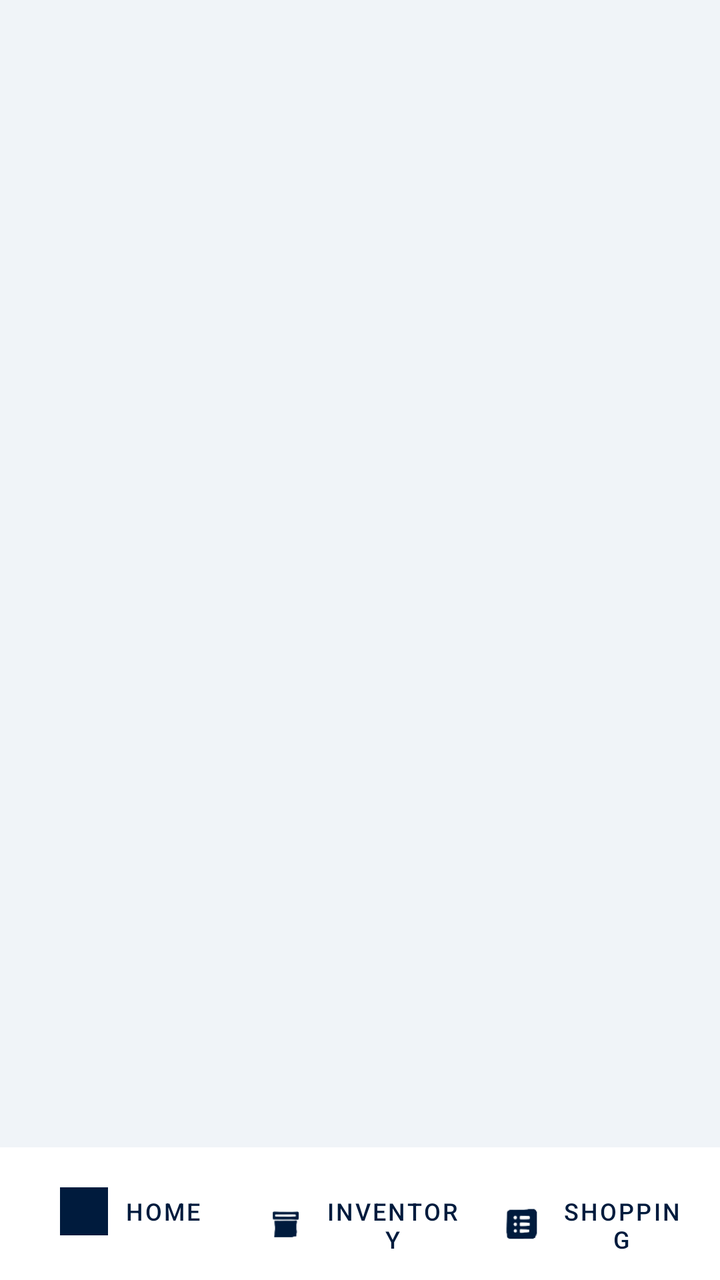
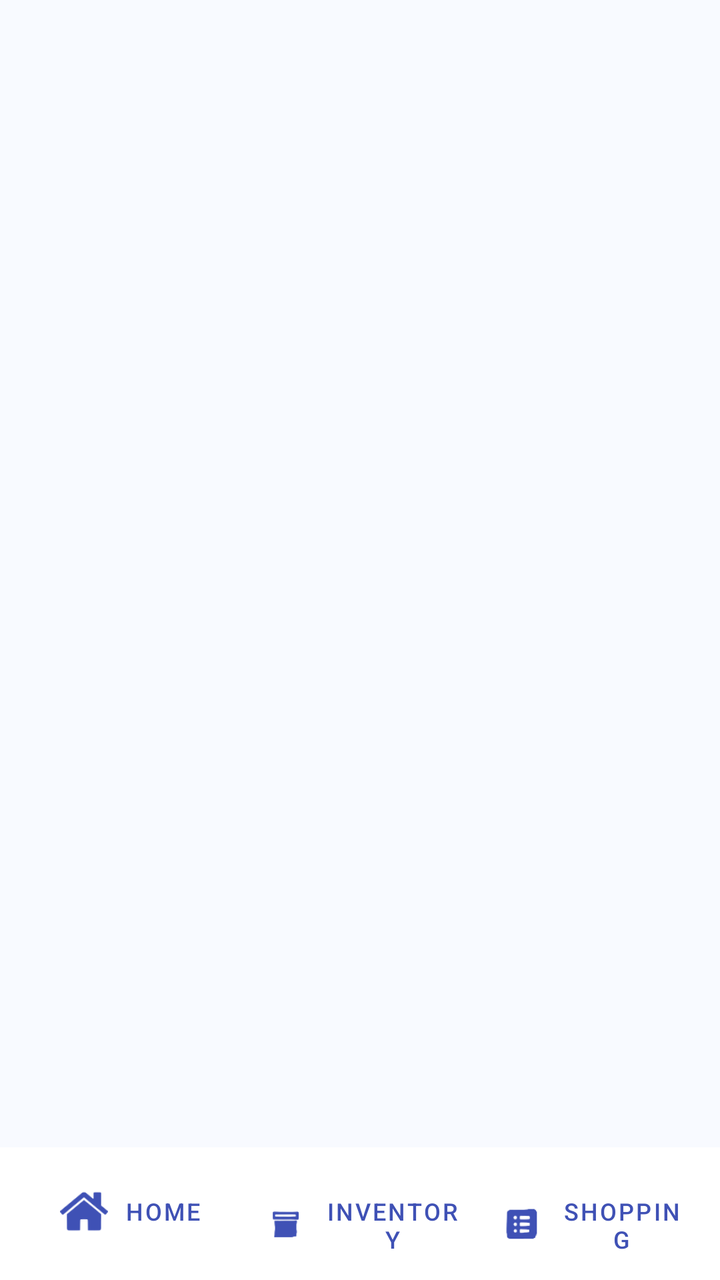

Screens rendered from an Android XML layout before and after an edit, with the pre-edit source and the edit as a unified diff.
<!-- AndroidManifest.xml: application theme Theme.MyFridge -->
<!-- res/layout/activity_main_screen.xml -->
<?xml version="1.0" encoding="utf-8"?>
<LinearLayout xmlns:android="http://schemas.android.com/apk/res/android"
    xmlns:app="http://schemas.android.com/apk/res-auto"
    android:layout_width="match_parent"
    android:layout_height="match_parent"
    android:orientation="vertical">

    <FrameLayout
        android:id="@+id/main_fragment_container"
        android:layout_width="match_parent"
        android:layout_height="0dp"
        android:layout_weight="1" />

    <LinearLayout
        android:layout_width="match_parent"
        android:layout_height="wrap_content"
        android:background="?attr/colorSurface"
        android:orientation="horizontal"
        android:padding="8dp">

        <com.google.android.material.button.MaterialButton
            android:id="@+id/btn_home"
            style="@style/Widget.MaterialComponents.Button.TextButton"
            android:layout_width="0dp"
            android:layout_height="wrap_content"
            android:layout_weight="1"
            android:text="Home"
            android:textColor="?attr/colorPrimary"
            android:textSize="12sp"
            app:icon="@drawable/ic_fridge"
            app:iconGravity="textStart"
            app:iconPadding="8dp"
            app:iconSize="24dp"
            app:iconTint="?attr/colorPrimary" />

        <com.google.android.material.button.MaterialButton
            android:id="@+id/btn_inventory"
            style="@style/Widget.MaterialComponents.Button.TextButton"
            android:layout_width="0dp"
            android:layout_height="wrap_content"
            android:layout_weight="1"
            android:text="Inventory"
            android:textColor="?attr/colorPrimary"
            android:textSize="12sp"
            app:icon="@drawable/ic_inventory"
            app:iconGravity="textStart"
            app:iconPadding="8dp"
            app:iconSize="24dp"
            app:iconTint="?attr/colorPrimary" />

        <com.google.android.material.button.MaterialButton
            android:id="@+id/btn_shopping"
            style="@style/Widget.MaterialComponents.Button.TextButton"
            android:layout_width="0dp"
            android:layout_height="wrap_content"
            android:layout_weight="1"
            android:text="Shopping"
            android:textColor="?attr/colorPrimary"
            android:textSize="12sp"
            app:icon="@drawable/ic_shopping_list"
            app:iconGravity="textStart"
            app:iconPadding="8dp"
            app:iconSize="24dp"
            app:iconTint="?attr/colorPrimary" />

    </LinearLayout>

</LinearLayout>
<!-- resources referenced by this layout -->
<resources>
  <!-- drawable ic_fridge: png bitmap (drawable, 2261 bytes) -->
  <!-- drawable ic_inventory: png bitmap (drawable, 3619 bytes) -->
  <!-- drawable ic_shopping_list: png bitmap (drawable, 4519 bytes) -->
  <style name="Theme.MyFridge" parent="Base.Theme.MyFridge" />
  <style name="Base.Theme.MyFridge" parent="Theme.Material3.DayNight.NoActionBar">
          
          <item name="colorPrimary">@color/navy_blue</item>
          <item name="colorOnPrimary">@color/white</item>
          <item name="colorPrimaryContainer">@color/accent_blue</item>
          <item name="colorOnPrimaryContainer">@color/white</item>
  
          
          <item name="colorSecondary">@color/deep_blue</item>
          <item name="colorOnSecondary">@color/white</item>
  
          
          <item name="colorError">@color/red_main</item>
          <item name="colorOnError">@color/white</item>
          <item name="colorErrorContainer">@color/red_light</item>
          <item name="colorOnErrorContainer">@color/red_dark</item>
  
          
          <item name="android:windowBackground">@color/light_blue_bg</item>
          <item name="colorSurface">@color/white</item>
          <item name="colorOnSurface">@color/text_dark</item>
          <item name="colorSurfaceVariant">@color/light_blue_bg</item>
          <item name="colorOnSurfaceVariant">@color/text_gray</item>
  
          
          <item name="android:statusBarColor">@color/navy_blue</item>
          <item name="android:windowLightStatusBar" tools:targetApi="m">false</item>
      </style>
  <color name="navy_blue">#001B3D</color>
  <color name="white">#FFFFFFFF</color>
  <color name="accent_blue">#3D8BFF</color>
  <color name="deep_blue">#001229</color>
  <color name="red_main">#D32F2F</color>
  <color name="red_light">#FFEBEE</color>
  <color name="red_dark">#B71C1C</color>
  <color name="light_blue_bg">#F0F4F8</color>
  <color name="text_dark">#1A1C1E</color>
  <color name="text_gray">#7C86A1</color>
</resources>

<!-- the commit's change to res/layout/activity_main_screen.xml (unified diff, before → after) -->
@@ -27,7 +27,7 @@
             android:text="Home"
             android:textColor="?attr/colorPrimary"
             android:textSize="12sp"
-            app:icon="@drawable/ic_fridge"
+            app:icon="@drawable/ic_home"
             app:iconGravity="textStart"
             app:iconPadding="8dp"
             app:iconSize="24dp"
<!-- resource entries referenced after the edit -->
@@ -1,14 +1,14 @@
 <!-- resources referenced by this layout -->
 <resources>
-  <!-- drawable ic_fridge: png bitmap (drawable, 2261 bytes) -->
+  <!-- drawable ic_home: png bitmap (drawable, 6614 bytes) -->
   <!-- drawable ic_inventory: png bitmap (drawable, 3619 bytes) -->
   <!-- drawable ic_shopping_list: png bitmap (drawable, 4519 bytes) -->
   <style name="Theme.MyFridge" parent="Base.Theme.MyFridge" />
-  <style name="Base.Theme.MyFridge" parent="Theme.Material3.DayNight.NoActionBar">
+  <style name="Base.Theme.MyFridge" parent="Theme.Material3.Light.NoActionBar">
           
-          <item name="colorPrimary">@color/navy_blue</item>
+          <item name="colorPrimary">@color/primary_blue</item>
           <item name="colorOnPrimary">@color/white</item>
-          <item name="colorPrimaryContainer">@color/accent_blue</item>
+          <item name="colorPrimaryContainer">@color/navy_blue</item>
           <item name="colorOnPrimaryContainer">@color/white</item>
   
           
@@ -16,31 +16,19 @@
           <item name="colorOnSecondary">@color/white</item>
   
           
-          <item name="colorError">@color/red_main</item>
-          <item name="colorOnError">@color/white</item>
-          <item name="colorErrorContainer">@color/red_light</item>
-          <item name="colorOnErrorContainer">@color/red_dark</item>
-  
-          
           <item name="android:windowBackground">@color/light_blue_bg</item>
           <item name="colorSurface">@color/white</item>
           <item name="colorOnSurface">@color/text_dark</item>
-          <item name="colorSurfaceVariant">@color/light_blue_bg</item>
-          <item name="colorOnSurfaceVariant">@color/text_gray</item>
   
           
           <item name="android:statusBarColor">@color/navy_blue</item>
           <item name="android:windowLightStatusBar" tools:targetApi="m">false</item>
       </style>
-  <color name="navy_blue">#001B3D</color>
+  <color name="primary_blue">#3F51B5</color>
+  <color name="navy_blue">#3F51B5</color>
   <color name="white">#FFFFFFFF</color>
-  <color name="accent_blue">#3D8BFF</color>
-  <color name="deep_blue">#001229</color>
-  <color name="red_main">#D32F2F</color>
-  <color name="red_light">#FFEBEE</color>
-  <color name="red_dark">#B71C1C</color>
-  <color name="light_blue_bg">#F0F4F8</color>
+  <color name="deep_blue">#303F9F</color>
+  <color name="light_blue_bg">#F8FAFF</color>
   <color name="text_dark">#1A1C1E</color>
-  <color name="text_gray">#7C86A1</color>
 </resources>
 
